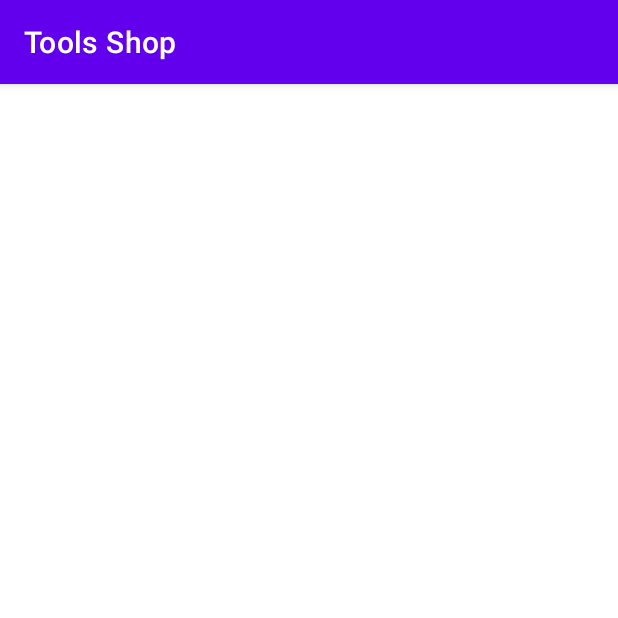
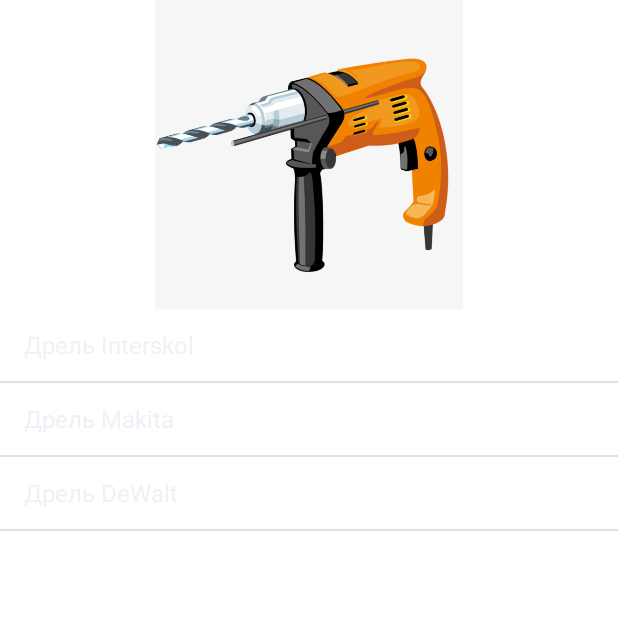
Before and after one commit to DennisHartstock/ToolsShop, an Android app: the DrillCategoryActivity screen opened directly, with no data from a screen before it, on a phone screen of 412 x 824 dp, the top half of it. Run offline under Robolectric (Android 15) with nearby library versions, the phone set to English and light mode, and no system bars.

Commit message:
DrillCategoryActivity finished DrillDetailActivity added

```diff
--- a/app/src/main/AndroidManifest.xml
+++ b/app/src/main/AndroidManifest.xml
@@ -9,6 +9,9 @@
         android:roundIcon="@mipmap/ic_launcher_round"
         android:supportsRtl="true"
         android:theme="@style/Theme.ToolsShop">
+        <activity
+            android:name=".DrillDetailActivity"
+            android:exported="true" />
         <activity
             android:name=".DrillCategoryActivity"
             android:exported="true" />
--- /dev/null
+++ b/app/src/main/java/com/example/toolsshop/Drill.java
@@ -0,0 +1,34 @@
+package com.example.toolsshop;
+
+import androidx.annotation.NonNull;
+
+public class Drill {
+
+    private String title;
+    private String info;
+    private int imageResourceId;
+
+    public Drill(String title, String info, int imageResourceId) {
+        this.title = title;
+        this.info = info;
+        this.imageResourceId = imageResourceId;
+    }
+
+    public String getTitle() {
+        return title;
+    }
+
+    public String getInfo() {
+        return info;
+    }
+
+    public int getImageResourceId() {
+        return imageResourceId;
+    }
+
+    @NonNull
+    @Override
+    public String toString() {
+        return title;
+    }
+}
--- a/app/src/main/java/com/example/toolsshop/DrillCategoryActivity.java
+++ b/app/src/main/java/com/example/toolsshop/DrillCategoryActivity.java
@@ -1,14 +1,41 @@
 package com.example.toolsshop;
 
+import android.content.Intent;
+import android.os.Bundle;
+import android.widget.ArrayAdapter;
+import android.widget.ListView;
+
+import androidx.appcompat.app.ActionBar;
 import androidx.appcompat.app.AppCompatActivity;
 
-import android.os.Bundle;
+import java.util.ArrayList;
 
 public class DrillCategoryActivity extends AppCompatActivity {
+
+    private ArrayList<Drill> drills;
 
     @Override
     protected void onCreate(Bundle savedInstanceState) {
         super.onCreate(savedInstanceState);
         setContentView(R.layout.activity_drill_category);
+        ActionBar actionBar = getSupportActionBar();
+        if (actionBar != null) {
+            actionBar.hide();
+        }
+        drills = new ArrayList<>();
+        drills.add(new Drill(getString(R.string.drill_interskol_title), getString(R.string.drill_interskol_info), R.drawable.interskol));
+        drills.add(new Drill(getString(R.string.drill_makita_title), getString(R.string.drill_makita_info), R.drawable.makita));
+        drills.add(new Drill(getString(R.string.drill_dewalt_title), getString(R.string.drill_dewalt_info), R.drawable.dewalt));
+        ListView listViewDrills = findViewById(R.id.listViewDrills);
+        ArrayAdapter<Drill> adapter = new ArrayAdapter<>(getApplicationContext(), android.R.layout.simple_list_item_1, drills);
+        listViewDrills.setAdapter(adapter);
+        listViewDrills.setOnItemClickListener((parent, view, position, id) -> {
+            Drill drill = drills.get(position);
+            Intent intent = new Intent(getApplicationContext(), DrillDetailActivity.class);
+            intent.putExtra("title", drill.getTitle());
+            intent.putExtra("info", drill.getInfo());
+            intent.putExtra("resId", drill.getImageResourceId());
+            startActivity(intent);
+        });
     }
 }
--- a/app/src/main/res/layout/activity_drill_category.xml
+++ b/app/src/main/res/layout/activity_drill_category.xml
@@ -6,4 +6,30 @@
     android:layout_height="match_parent"
     tools:context=".DrillCategoryActivity">
 
+    <androidx.constraintlayout.widget.Guideline
+        android:id="@+id/guideline3"
+        android:layout_width="wrap_content"
+        android:layout_height="wrap_content"
+        android:orientation="horizontal"
+        app:layout_constraintGuide_percent="0.25" />
+
+    <ImageView
+        android:id="@+id/imageView2"
+        android:layout_width="0dp"
+        android:layout_height="0dp"
+        android:contentDescription="@string/logo_drill"
+        app:layout_constraintBottom_toTopOf="@+id/guideline3"
+        app:layout_constraintEnd_toEndOf="parent"
+        app:layout_constraintStart_toStartOf="parent"
+        app:layout_constraintTop_toTopOf="parent"
+        app:srcCompat="@drawable/drill" />
+
+    <ListView
+        android:id="@+id/listViewDrills"
+        android:layout_width="0dp"
+        android:layout_height="0dp"
+        app:layout_constraintBottom_toBottomOf="parent"
+        app:layout_constraintEnd_toEndOf="parent"
+        app:layout_constraintStart_toStartOf="parent"
+        app:layout_constraintTop_toTopOf="@+id/guideline3" />
 </androidx.constraintlayout.widget.ConstraintLayout>
--- a/app/src/main/res/values/strings.xml
+++ b/app/src/main/res/values/strings.xml
@@ -1,9 +1,18 @@
 <resources>
     <string name="app_name">Tools Shop</string>
     <string name="logo_description">Логотип магазина инструментов</string>
+    <string name="logo_drill">Логотип дрели</string>
     <string-array name="tools">
         <item>Дрели</item>
         <item>Перфораторы</item>
         <item>Болгарки</item>
     </string-array>
+
+    <string name="drill_interskol_title">Дрель Interskol</string>
+    <string name="drill_makita_title">Дрель Makita</string>
+    <string name="drill_dewalt_title">Дрель DeWalt</string>
+
+    <string name="drill_interskol_info">Ударные дрели Интерскол выполнены с применением современных технологий и смогут выполнить самые серьёзные задачи. Основной задачей обычной дрели является сверление отверстий в различных материалах с малой и средней твердостью. Для работы с твердыми материалами этот инструмент не подходит, так как требуется сверлить их с ударом. Даже ударная дрель не способна эффективно долбить кирпич или бетон.</string>
+    <string name="drill_makita_info">Ударные дрели Макита выполнены с применением современных технологий и смогут выполнить самые серьёзные задачи. Основной задачей обычной дрели является сверление отверстий в различных материалах с малой и средней твердостью. Для работы с твердыми материалами этот инструмент не подходит, так как требуется сверлить их с ударом. Даже ударная дрель не способна эффективно долбить кирпич или бетон.</string>
+    <string name="drill_dewalt_info">Ударные дрели DeWalt выполнены с применением современных технологий и смогут выполнить самые серьёзные задачи. Основной задачей обычной дрели является сверление отверстий в различных материалах с малой и средней твердостью. Для работы с твердыми материалами этот инструмент не подходит, так как требуется сверлить их с ударом. Даже ударная дрель не способна эффективно долбить кирпич или бетон.</string>
 </resources>
```
Also changed, not shown: app/src/main/java/com/example/toolsshop/DrillDetailActivity.java (added, +14 -0 lines), app/src/main/res/layout/activity_drill_detail.xml (added, +9 -0 lines).
